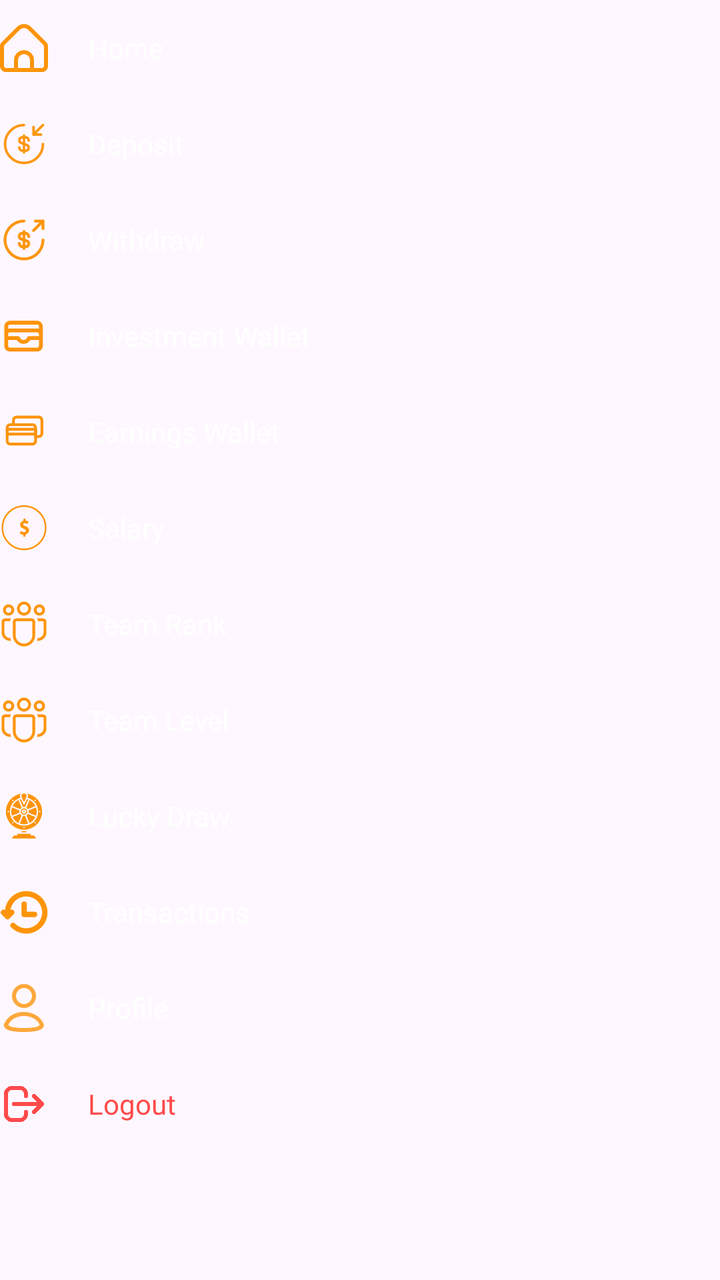
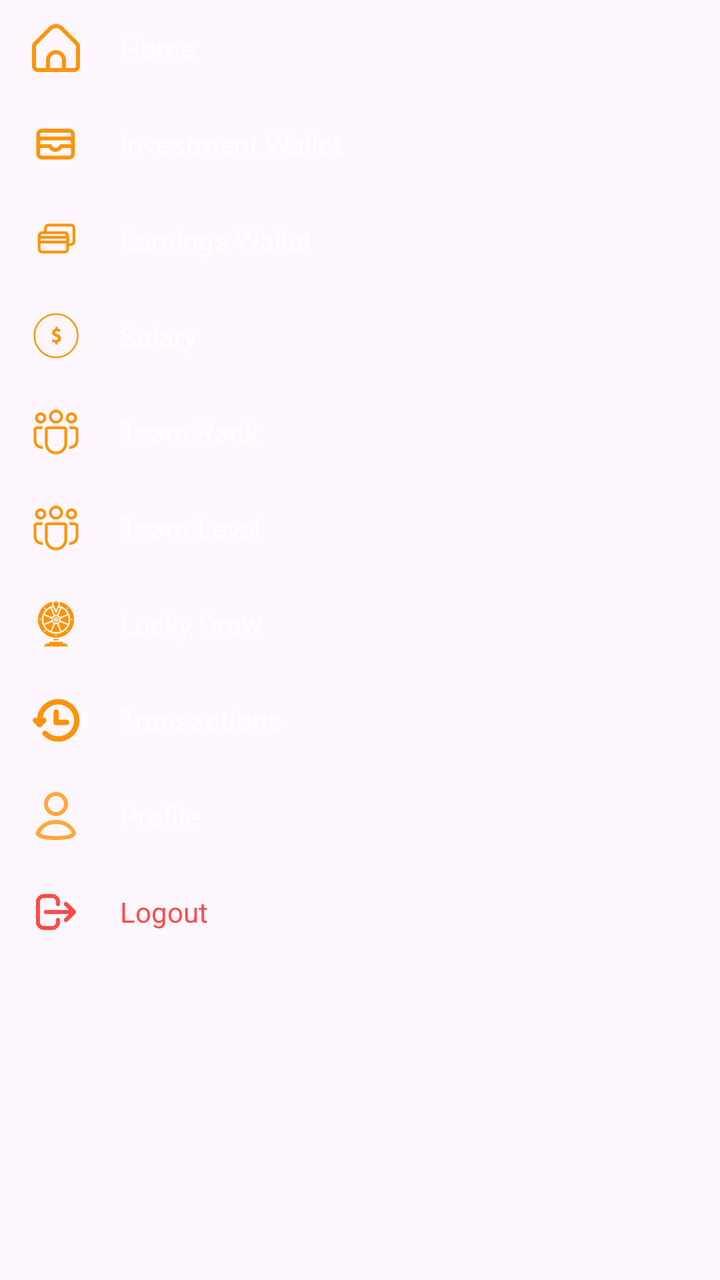

Two renders of the same Android screen: before a commit and after it. Below are the layout's source before the change and the commit's diff.
<!-- AndroidManifest.xml: application theme Theme.Bitbloom -->
<!-- res/layout/item_drawer_menu.xml -->
<LinearLayout xmlns:android="http://schemas.android.com/apk/res/android"
    xmlns:app="http://schemas.android.com/apk/res-auto"
    android:layout_width="match_parent"
    android:layout_height="wrap_content"
    android:layout_marginStart="20dp"
    android:layout_marginTop="30dp"
    android:background="@android:color/transparent"
    android:orientation="vertical">

    
    <LinearLayout
        android:id="@+id/menuHome"
        android:layout_width="match_parent"
        android:layout_height="wrap_content"
        android:background="?attr/selectableItemBackground"
        android:clickable="true"
        android:focusable="true"
        android:gravity="center_vertical"
        android:orientation="horizontal"
        android:paddingVertical="12dp">

        <ImageView
            android:layout_width="24dp"
            android:layout_height="24dp"
            android:src="@drawable/ic_home" />

        <TextView
            android:layout_width="wrap_content"
            android:layout_height="wrap_content"
            android:layout_marginStart="20dp"
            android:text="@string/item_drawer_menu_home"
            android:textColor="@color/white"
            android:textSize="14sp" />
    </LinearLayout>


    
    <LinearLayout
        android:id="@+id/menuDeposit"
        android:layout_width="match_parent"
        android:layout_height="wrap_content"
        android:background="?attr/selectableItemBackground"
        android:clickable="true"
        android:focusable="true"
        android:gravity="center_vertical"
        android:orientation="horizontal"
        android:paddingVertical="12dp">

        <ImageView
            android:layout_width="24dp"
            android:layout_height="24dp"
            android:src="@drawable/ic_deposit"
            app:tint="#FD9409" /> 
        <TextView
            android:layout_width="wrap_content"
            android:layout_height="wrap_content"
            android:layout_marginStart="20dp"
            android:text="@string/item_drawer_menu_deposit"
            android:textColor="@color/white"
            android:textSize="14sp" />
    </LinearLayout>

    
    <LinearLayout
        android:id="@+id/menuWithdraw"
        android:layout_width="match_parent"
        android:layout_height="wrap_content"
        android:background="?attr/selectableItemBackground"
        android:clickable="true"
        android:focusable="true"
        android:gravity="center_vertical"
        android:orientation="horizontal"
        android:paddingVertical="12dp">

        <ImageView
            android:layout_width="24dp"
            android:layout_height="24dp"
            android:src="@drawable/ic_withdraw"
            app:tint="#FD9409" /> 
        <TextView
            android:layout_width="wrap_content"
            android:layout_height="wrap_content"
            android:layout_marginStart="20dp"
            android:text="@string/dialog_withdraw_input_withdraw"
            android:textColor="@color/white"
            android:textSize="14sp" />
    </LinearLayout>

    <LinearLayout
        android:id="@+id/menuInvestmentWallet"
        android:layout_width="match_parent"
        android:layout_height="wrap_content"
        android:background="?attr/selectableItemBackground"
        android:clickable="true"
        android:focusable="true"
        android:gravity="center_vertical"
        android:orientation="horizontal"
        android:paddingVertical="12dp">

        <ImageView
            android:layout_width="24dp"
            android:layout_height="24dp"
            android:src="@drawable/ic_wallet"
            app:tint="#FD9409" /> 
        <TextView
            android:layout_width="wrap_content"
            android:layout_height="wrap_content"
            android:layout_marginStart="20dp"
            android:text="@string/item_drawer_menu_investment_wallet"
            android:textColor="@color/white"
            android:textSize="14sp" />
    </LinearLayout>

    <LinearLayout
        android:id="@+id/menuEarningsWallet"
        android:layout_width="match_parent"
        android:layout_height="wrap_content"
        android:background="?attr/selectableItemBackground"
        android:clickable="true"
        android:focusable="true"
        android:gravity="center_vertical"
        android:orientation="horizontal"
        android:paddingVertical="12dp">

        <ImageView
            android:layout_width="24dp"
            android:layout_height="24dp"
            android:src="@drawable/ic_withdraw2"
            app:tint="#FD9409" /> 
        <TextView
            android:layout_width="wrap_content"
            android:layout_height="wrap_content"
            android:layout_marginStart="20dp"
            android:text="@string/item_drawer_menu_earnings_wallet"
            android:textColor="@color/white"
            android:textSize="14sp" />
    </LinearLayout>
    
    <LinearLayout
        android:id="@+id/menuSalary"
        android:layout_width="match_parent"
        android:layout_height="wrap_content"
        android:background="?attr/selectableItemBackground"
        android:clickable="true"
        android:focusable="true"
        android:gravity="center_vertical"
        android:orientation="horizontal"
        android:paddingVertical="12dp">

        <ImageView
            android:layout_width="24dp"
            android:layout_height="24dp"
            android:src="@drawable/ic_money"
            app:tint="#FD9409" />

        <TextView
            android:layout_width="wrap_content"
            android:layout_height="wrap_content"
            android:layout_marginStart="20dp"
            android:text="@string/fragment_salary_salary"
            android:textColor="@color/white"
            android:textSize="14sp" />
    </LinearLayout>

    <LinearLayout
        android:id="@+id/menuRank"
        android:layout_width="match_parent"
        android:layout_height="wrap_content"
        android:background="?attr/selectableItemBackground"
        android:clickable="true"
        android:focusable="true"
        android:gravity="center_vertical"
        android:orientation="horizontal"
        android:paddingVertical="12dp">

        <ImageView
            android:layout_width="24dp"
            android:layout_height="24dp"
            android:src="@drawable/ic_team_hollow"
            app:tint="#FD9409" />

        <TextView
            android:layout_width="wrap_content"
            android:layout_height="wrap_content"
            android:layout_marginStart="20dp"
            android:text="@string/item_drawer_menu_team_rank"
            android:textColor="@color/white"
            android:textSize="14sp" />
    </LinearLayout>

    <LinearLayout
        android:id="@+id/menuTeam"
        android:layout_width="match_parent"
        android:layout_height="wrap_content"
        android:background="?attr/selectableItemBackground"
        android:clickable="true"
        android:focusable="true"
        android:gravity="center_vertical"
        android:orientation="horizontal"
        android:paddingVertical="12dp">

        <ImageView
            android:layout_width="24dp"
            android:layout_height="24dp"
            android:src="@drawable/ic_team_hollow"
            app:tint="#FD9409" />

        <TextView
            android:layout_width="wrap_content"
            android:layout_height="wrap_content"
            android:layout_marginStart="20dp"
            android:text="@string/item_drawer_menu_team_level"
            android:textColor="@color/white"
            android:textSize="14sp" />
    </LinearLayout>
    <LinearLayout
        android:id="@+id/menuLuckyDraw"
        android:layout_width="match_parent"
        android:layout_height="wrap_content"
        android:background="?attr/selectableItemBackground"
        android:clickable="true"
        android:focusable="true"
        android:gravity="center_vertical"
        android:orientation="horizontal"
        android:paddingVertical="12dp">

        <ImageView
            android:layout_width="24dp"
            android:layout_height="24dp"
            android:src="@drawable/ic_lucky_spin"
            app:tint="#FD9409" />

        <TextView
            android:layout_width="wrap_content"
            android:layout_height="wrap_content"
            android:layout_marginStart="20dp"
            android:text="@string/lucky_draw"
            android:textColor="@color/white"
            android:textSize="14sp" />
    </LinearLayout>
    
    
    
    <LinearLayout
        android:id="@+id/menuTransactions"
        android:layout_width="match_parent"
        android:layout_height="wrap_content"
        android:background="?attr/selectableItemBackground"
        android:clickable="true"
        android:focusable="true"
        android:gravity="center_vertical"
        android:orientation="horizontal"
        android:paddingVertical="12dp">

        <ImageView
            android:layout_width="24dp"
            android:layout_height="24dp"
            android:src="@drawable/ic_transactions"
            app:tint="#FD9409" />

        <TextView
            android:layout_width="wrap_content"
            android:layout_height="wrap_content"
            android:layout_marginStart="20dp"
            android:text="@string/fragment_deposit_transactions"
            android:textColor="@color/white"
            android:textSize="14sp" />
    </LinearLayout>
    
    <LinearLayout
        android:id="@+id/menuProfile"
        android:layout_width="match_parent"
        android:layout_height="wrap_content"
        android:background="?attr/selectableItemBackground"
        android:clickable="true"
        android:focusable="true"
        android:gravity="center_vertical"
        android:orientation="horizontal"
        android:paddingVertical="12dp">

        <ImageView
            android:layout_width="24dp"
            android:layout_height="24dp"
            android:src="@drawable/ic_profile_drawer"
            app:tint="#FD9409" />

        <TextView
            android:layout_width="wrap_content"
            android:layout_height="wrap_content"
            android:layout_marginStart="20dp"
            android:text="@string/item_drawer_menu_profile"
            android:textColor="@color/white"
            android:textSize="14sp" />
    </LinearLayout>
    
    <LinearLayout
        android:id="@+id/logout"
        android:layout_width="match_parent"
        android:layout_height="wrap_content"
        android:background="?attr/selectableItemBackground"
        android:clickable="true"
        android:focusable="true"
        android:gravity="center_vertical"
        android:orientation="horizontal"
        android:paddingVertical="12dp">

        <ImageView
            android:layout_width="24dp"
            android:layout_height="24dp"
            android:src="@drawable/logout2"
            app:tint="@color/red" /> 
        <TextView
            android:layout_width="wrap_content"
            android:layout_height="wrap_content"
            android:layout_marginStart="20dp"
            android:text="@string/item_drawer_menu_logout"
            android:textColor="@color/red"
            android:textSize="14sp" />
    </LinearLayout>

</LinearLayout>
<!-- resources referenced by this layout -->
<resources>
  <color name="red">#FF4B4A</color>
  <color name="white">#FFFFFFFF</color>
  <!-- drawable ic_deposit (drawable) -->
  <vector xmlns:android="http://schemas.android.com/apk/res/android"
      android:width="32dp"
      android:height="33dp"
      android:viewportWidth="32"
      android:viewportHeight="33">
    <path
        android:pathData="M12.741,18.781C12.741,20.045 13.719,21.062 14.918,21.062H17.368C18.411,21.062 19.258,20.175 19.258,19.067C19.258,17.881 18.737,17.451 17.968,17.177L14.045,15.809C13.276,15.535 12.755,15.118 12.755,13.919C12.755,12.824 13.602,11.925 14.644,11.925H17.095C18.294,11.925 19.271,12.941 19.271,14.206"
        android:strokeLineJoin="round"
        android:strokeWidth="1.71068"
        android:fillColor="#00000000"
        android:strokeColor="#ffffff"
        android:strokeLineCap="round"/>
    <path
        android:pathData="M16,10.635V22.365"
        android:strokeLineJoin="round"
        android:strokeWidth="1.71068"
        android:fillColor="#00000000"
        android:strokeColor="#ffffff"
        android:strokeLineCap="round"/>
    <path
        android:pathData="M29.034,16.5C29.034,23.694 23.194,29.533 16,29.533C8.805,29.533 2.966,23.694 2.966,16.5C2.966,9.305 8.805,3.466 16,3.466"
        android:strokeLineJoin="round"
        android:strokeWidth="1.71068"
        android:fillColor="#00000000"
        android:strokeColor="#ffffff"
        android:strokeLineCap="round"/>
    <path
        android:pathData="M22.517,4.77V9.983H27.73"
        android:strokeLineJoin="round"
        android:strokeWidth="1.71068"
        android:fillColor="#00000000"
        android:strokeColor="#B4F5FA"
        android:strokeLineCap="round"/>
    <path
        android:pathData="M29.034,3.466L22.517,9.983"
        android:strokeLineJoin="round"
        android:strokeWidth="1.71068"
        android:fillColor="#00000000"
        android:strokeColor="#B4F5FA"
        android:strokeLineCap="round"/>
  </vector>
  <!-- drawable ic_withdraw: vector/xml drawable (drawable, 2306 chars, omitted) -->
  <string name="dialog_withdraw_input_withdraw">Withdraw</string>
  <string name="fragment_deposit_transactions">Transactions</string>
  <string name="fragment_salary_salary">Salary</string>
  <string name="item_drawer_menu_deposit">Deposit </string>
  <string name="item_drawer_menu_earnings_wallet">Earnings Wallet</string>
  <string name="item_drawer_menu_home">Home</string>
  <string name="item_drawer_menu_investment_wallet">Investment Wallet</string>
  <string name="item_drawer_menu_logout">Logout</string>
  <string name="item_drawer_menu_profile">Profile</string>
  <string name="item_drawer_menu_team_level">Team Level</string>
  <string name="item_drawer_menu_team_rank">Team Rank</string>
  <string name="lucky_draw">Lucky Draw</string>
  <style name="Theme.Bitbloom" parent="Base.Theme.Bitbloom">
          
          <item name="editTextStyle">@style/Widget.MXG.EditText.WhiteCursor</item>
          <item name="android:editTextStyle">@style/Widget.MXG.EditText.WhiteCursor</item>
  
          
          <item name="android:textCursorDrawable">@drawable/cursor_white</item>
      </style>
  <color name="mxg_white_80">#CCFFFFFF</color>
  <style name="Widget.MXG.EditText.WhiteCursor" parent="Widget.AppCompat.EditText">
          <item name="android:textCursorDrawable">@drawable/cursor_white</item>
      </style>
  <!-- drawable cursor_white (drawable) -->
  <?xml version="1.0" encoding="utf-8"?>
  <shape xmlns:android="http://schemas.android.com/apk/res/android">
      <size android:width="2dp"/>
      <solid android:color="@android:color/white"/>
      <corners android:radius="1dp"/>
  </shape>
  <color name="mxg_black">#000000</color>
  <color name="mxg_white">#FFFFFF</color>
  <color name="status_bar_color">#EE6924</color>
  <color name="light_status_bar_color">#EE6924</color>
  <!-- unchanged entries left out for length: 11 -->
</resources>

<!-- the commit's change to res/layout/item_drawer_menu.xml (unified diff, before → after) -->
@@ -2,7 +2,7 @@
     xmlns:app="http://schemas.android.com/apk/res-auto"
     android:layout_width="match_parent"
     android:layout_height="wrap_content"
-    android:layout_marginStart="20dp"
+
     android:layout_marginTop="30dp"
     android:background="@android:color/transparent"
     android:orientation="vertical">
@@ -17,6 +17,7 @@
         android:focusable="true"
         android:gravity="center_vertical"
         android:orientation="horizontal"
+        android:paddingHorizontal="16dp"
         android:paddingVertical="12dp">
 
         <ImageView
@@ -34,57 +35,8 @@
     </LinearLayout>
 
 
-    
-    <LinearLayout
-        android:id="@+id/menuDeposit"
-        android:layout_width="match_parent"
-        android:layout_height="wrap_content"
-        android:background="?attr/selectableItemBackground"
-        android:clickable="true"
-        android:focusable="true"
-        android:gravity="center_vertical"
-        android:orientation="horizontal"
-        android:paddingVertical="12dp">
-
-        <ImageView
-            android:layout_width="24dp"
-            android:layout_height="24dp"
-            android:src="@drawable/ic_deposit"
-            app:tint="#FD9409" /> 
-        <TextView
-            android:layout_width="wrap_content"
-            android:layout_height="wrap_content"
-            android:layout_marginStart="20dp"
-            android:text="@string/item_drawer_menu_deposit"
-            android:textColor="@color/white"
-            android:textSize="14sp" />
-    </LinearLayout>
-
-    
-    <LinearLayout
-        android:id="@+id/menuWithdraw"
-        android:layout_width="match_parent"
-        android:layout_height="wrap_content"
-        android:background="?attr/selectableItemBackground"
-        android:clickable="true"
-        android:focusable="true"
-        android:gravity="center_vertical"
-        android:orientation="horizontal"
-        android:paddingVertical="12dp">
-
-        <ImageView
-            android:layout_width="24dp"
-            android:layout_height="24dp"
-            android:src="@drawable/ic_withdraw"
-            app:tint="#FD9409" /> 
-        <TextView
-            android:layout_width="wrap_content"
-            android:layout_height="wrap_content"
-            android:layout_marginStart="20dp"
-            android:text="@string/dialog_withdraw_input_withdraw"
-            android:textColor="@color/white"
-            android:textSize="14sp" />
-    </LinearLayout>
+
+
 
     <LinearLayout
         android:id="@+id/menuInvestmentWallet"
@@ -95,6 +47,7 @@
         android:focusable="true"
         android:gravity="center_vertical"
         android:orientation="horizontal"
+        android:paddingHorizontal="16dp"
         android:paddingVertical="12dp">
 
         <ImageView
@@ -120,6 +73,7 @@
         android:focusable="true"
         android:gravity="center_vertical"
         android:orientation="horizontal"
+        android:paddingHorizontal="16dp"
         android:paddingVertical="12dp">
 
         <ImageView
@@ -145,6 +99,7 @@
         android:focusable="true"
         android:gravity="center_vertical"
         android:orientation="horizontal"
+        android:paddingHorizontal="16dp"
         android:paddingVertical="12dp">
 
         <ImageView
@@ -171,6 +126,7 @@
         android:focusable="true"
         android:gravity="center_vertical"
         android:orientation="horizontal"
+        android:paddingHorizontal="16dp"
         android:paddingVertical="12dp">
 
         <ImageView
@@ -197,6 +153,7 @@
         android:focusable="true"
         android:gravity="center_vertical"
         android:orientation="horizontal"
+        android:paddingHorizontal="16dp"
         android:paddingVertical="12dp">
 
         <ImageView
@@ -222,6 +179,7 @@
         android:focusable="true"
         android:gravity="center_vertical"
         android:orientation="horizontal"
+        android:paddingHorizontal="16dp"
         android:paddingVertical="12dp">
 
         <ImageView
@@ -250,6 +208,7 @@
         android:focusable="true"
         android:gravity="center_vertical"
         android:orientation="horizontal"
+        android:paddingHorizontal="16dp"
         android:paddingVertical="12dp">
 
         <ImageView
@@ -276,6 +235,7 @@
         android:focusable="true"
         android:gravity="center_vertical"
         android:orientation="horizontal"
+        android:paddingHorizontal="16dp"
         android:paddingVertical="12dp">
 
         <ImageView
@@ -302,6 +262,7 @@
         android:focusable="true"
         android:gravity="center_vertical"
         android:orientation="horizontal"
+        android:paddingHorizontal="16dp"
         android:paddingVertical="12dp">
 
         <ImageView
<!-- resource entries referenced after the edit -->
@@ -2,53 +2,8 @@
 <resources>
   <color name="red">#FF4B4A</color>
   <color name="white">#FFFFFFFF</color>
-  <!-- drawable ic_deposit (drawable) -->
-  <vector xmlns:android="http://schemas.android.com/apk/res/android"
-      android:width="32dp"
-      android:height="33dp"
-      android:viewportWidth="32"
-      android:viewportHeight="33">
-    <path
-        android:pathData="M12.741,18.781C12.741,20.045 13.719,21.062 14.918,21.062H17.368C18.411,21.062 19.258,20.175 19.258,19.067C19.258,17.881 18.737,17.451 17.968,17.177L14.045,15.809C13.276,15.535 12.755,15.118 12.755,13.919C12.755,12.824 13.602,11.925 14.644,11.925H17.095C18.294,11.925 19.271,12.941 19.271,14.206"
-        android:strokeLineJoin="round"
-        android:strokeWidth="1.71068"
-        android:fillColor="#00000000"
-        android:strokeColor="#ffffff"
-        android:strokeLineCap="round"/>
-    <path
-        android:pathData="M16,10.635V22.365"
-        android:strokeLineJoin="round"
-        android:strokeWidth="1.71068"
-        android:fillColor="#00000000"
-        android:strokeColor="#ffffff"
-        android:strokeLineCap="round"/>
-    <path
-        android:pathData="M29.034,16.5C29.034,23.694 23.194,29.533 16,29.533C8.805,29.533 2.966,23.694 2.966,16.5C2.966,9.305 8.805,3.466 16,3.466"
-        android:strokeLineJoin="round"
-        android:strokeWidth="1.71068"
-        android:fillColor="#00000000"
-        android:strokeColor="#ffffff"
-        android:strokeLineCap="round"/>
-    <path
-        android:pathData="M22.517,4.77V9.983H27.73"
-        android:strokeLineJoin="round"
-        android:strokeWidth="1.71068"
-        android:fillColor="#00000000"
-        android:strokeColor="#B4F5FA"
-        android:strokeLineCap="round"/>
-    <path
-        android:pathData="M29.034,3.466L22.517,9.983"
-        android:strokeLineJoin="round"
-        android:strokeWidth="1.71068"
-        android:fillColor="#00000000"
-        android:strokeColor="#B4F5FA"
-        android:strokeLineCap="round"/>
-  </vector>
-  <!-- drawable ic_withdraw: vector/xml drawable (drawable, 2306 chars, omitted) -->
-  <string name="dialog_withdraw_input_withdraw">Withdraw</string>
   <string name="fragment_deposit_transactions">Transactions</string>
   <string name="fragment_salary_salary">Salary</string>
-  <string name="item_drawer_menu_deposit">Deposit </string>
   <string name="item_drawer_menu_earnings_wallet">Earnings Wallet</string>
   <string name="item_drawer_menu_home">Home</string>
   <string name="item_drawer_menu_investment_wallet">Investment Wallet</string>
